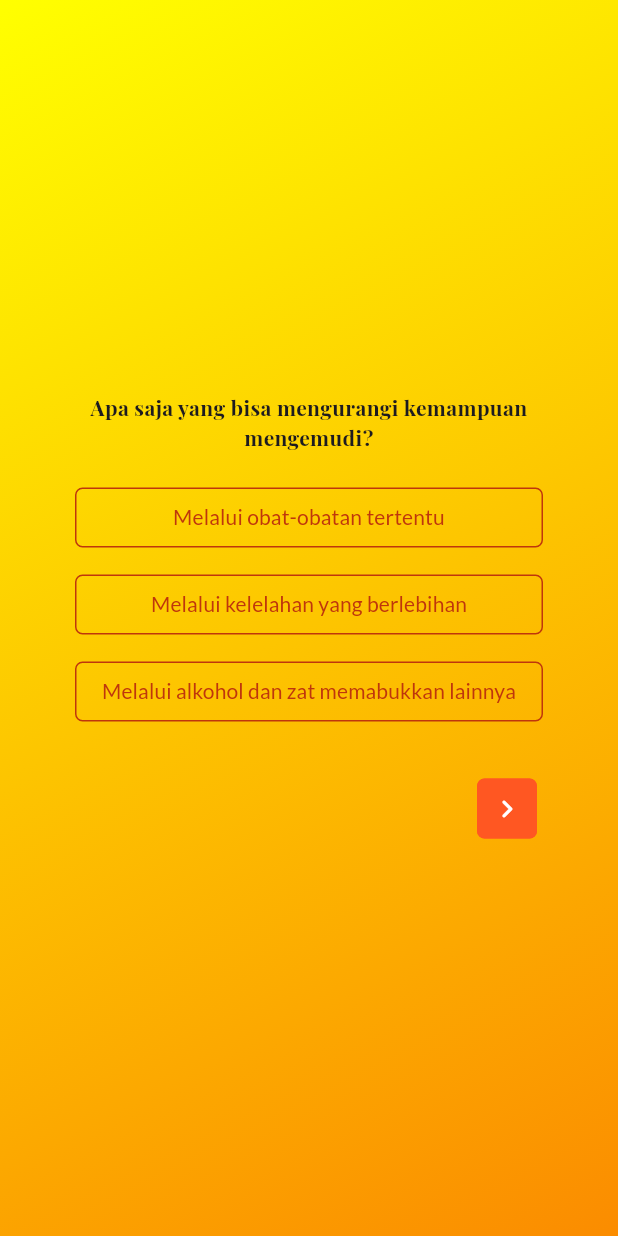
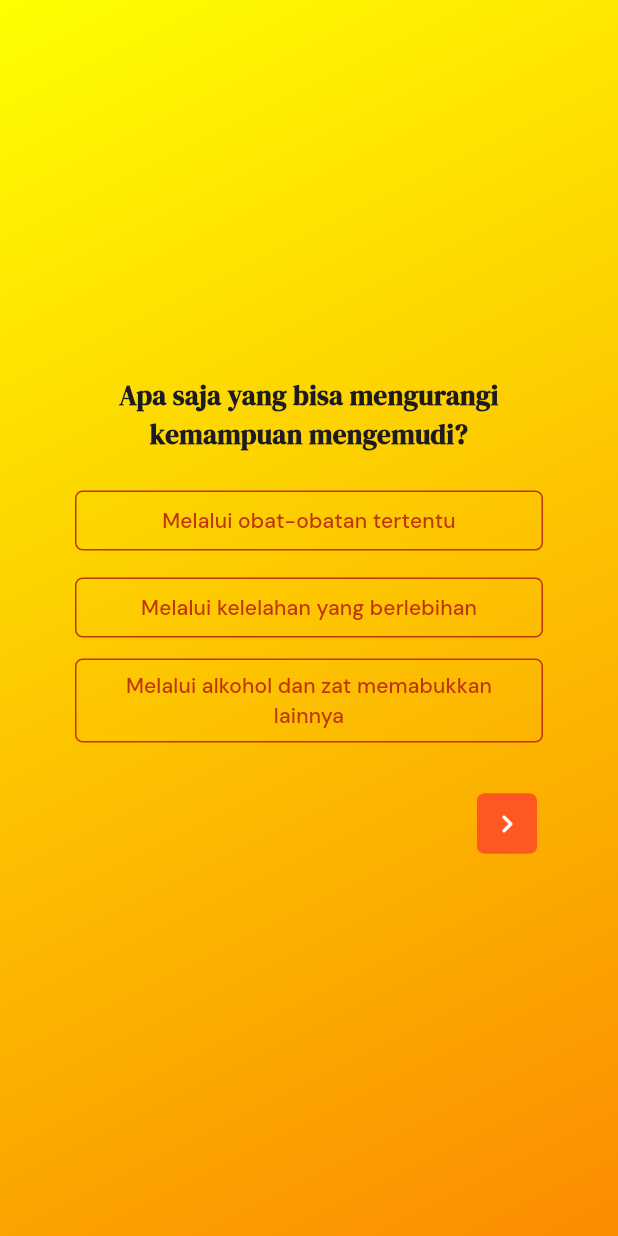
Before and after one commit to klovack/teori-mengemudi, a Flutter app: the screen it shows after launch, after a tap on "Mulai", on a phone screen of 412 x 824 dp. Run offline on Flutter 3.47's test engine with Material 3 defaults, Android fonts, the phone set to English and light mode, and no system bars; our stand-ins replace google_fonts, tuple; missing offline and left inert: country_flags.

Commit message:
change fonts for better clarity

```diff
--- a/lib/components/answer_button/answer_button.dart
+++ b/lib/components/answer_button/answer_button.dart
@@ -33,7 +33,7 @@ class AnswerButton extends StatelessWidget {
       child: Text(
         text,
         textAlign: TextAlign.center,
-        style: GoogleFonts.lato(),
+        style: GoogleFonts.dmSans(),
       ),
     );
   }
--- a/lib/components/question/question.dart
+++ b/lib/components/question/question.dart
@@ -23,8 +23,9 @@ class Question extends StatelessWidget {
         Text(
           question.question,
           textAlign: TextAlign.center,
-          style: GoogleFonts.playfairDisplay(
+          style: GoogleFonts.dmSerifDisplay(
             fontWeight: FontWeight.bold,
+            fontSize: 18,
           ),
         ),
         const SizedBox(
--- a/lib/views/start_screen/start_screen.dart
+++ b/lib/views/start_screen/start_screen.dart
@@ -27,7 +27,7 @@ class StartScreen extends StatelessWidget {
                 child: Text(
                   "Teori Mengemudi",
                   textAlign: TextAlign.center,
-                  style: GoogleFonts.playfairDisplay(
+                  style: GoogleFonts.dmSerifDisplay(
                     fontSize: 20,
                     fontWeight: FontWeight.bold,
                     color: Colors.deepOrange,
```
Also changed, not shown: lib/components/question_summary/question_summary.dart (+6 -2 lines).
